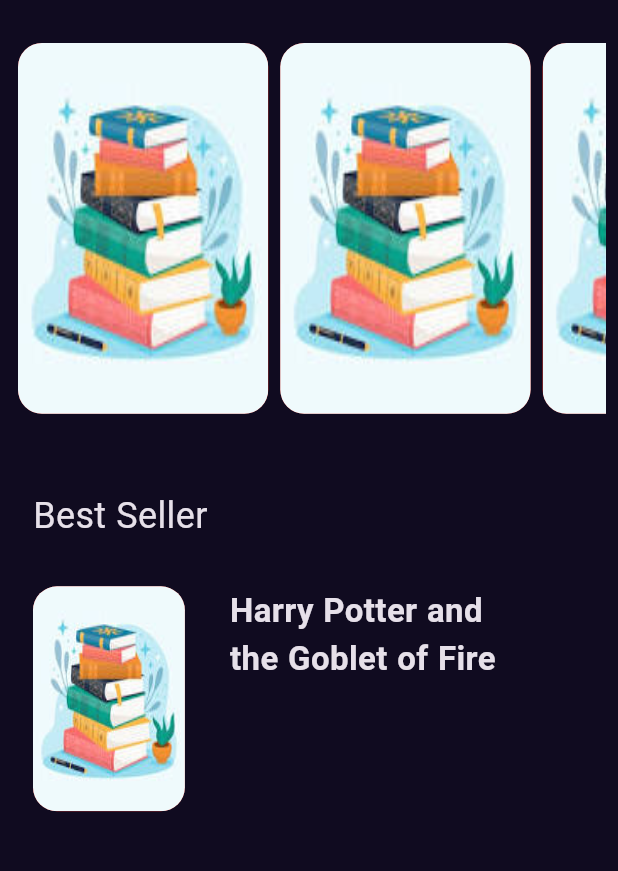
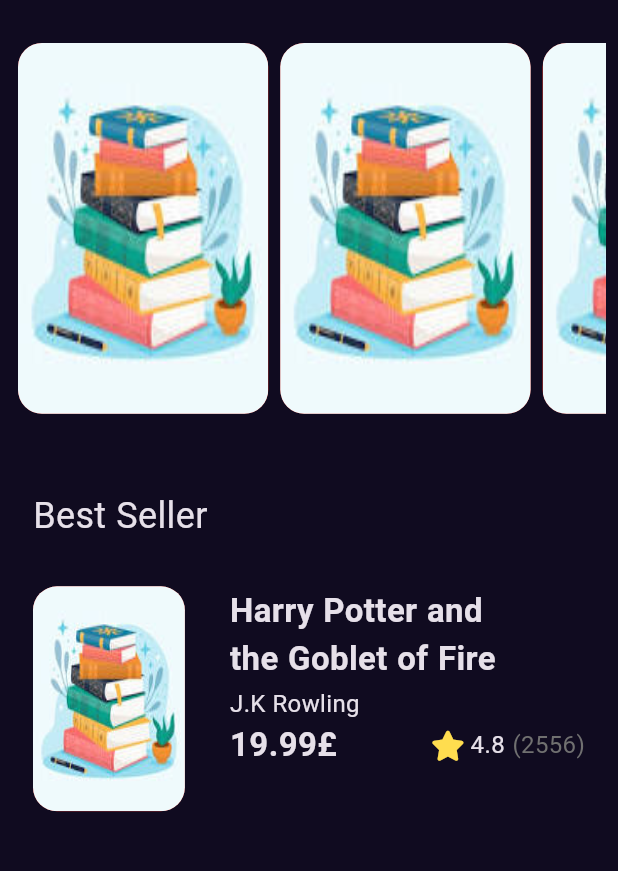
Before and after one commit to HamzaLahmedi/Bookly_app_mvvm_bloc, a Flutter app: the screen it shows after launch, on a phone screen of 412 x 824 dp, the part 128-999 px from its top. Run offline on Flutter 3.47's test engine with Material 3 defaults, Android fonts, the phone set to English and light mode, and no system bars; our stand-ins replace font_awesome_flutter, get, google_fonts.

Commit message:
Best seller item ui done

```diff
--- a/bookly_app/lib/features/home/presentation/views/widgets/best_seller_list_view_item.dart
+++ b/bookly_app/lib/features/home/presentation/views/widgets/best_seller_list_view_item.dart
@@ -1,6 +1,9 @@
 import 'package:bookly_app/core/utils/assets.dart';
 import 'package:bookly_app/core/utils/styles.dart';
+import 'package:bookly_app/features/home/presentation/views/widgets/rating_book_seller_item.dart';
+import 'package:flutter/cupertino.dart';
 import 'package:flutter/material.dart';
+import 'package:flutter/widgets.dart';
 
 class BestSellerListViewItem extends StatelessWidget {
   const BestSellerListViewItem({super.key});
@@ -32,7 +35,9 @@ class BestSellerListViewItem extends StatelessWidget {
             const SizedBox(
               width: 30,
             ),
-            Column(
+            Expanded(
+              child: Column(
+                crossAxisAlignment: CrossAxisAlignment.start,
                 children: [
                   SizedBox(
                     width: MediaQuery.of(context).size.width * .5,
@@ -43,8 +48,23 @@ class BestSellerListViewItem extends StatelessWidget {
                       overflow: TextOverflow.ellipsis,
                     ),
                   ),
+                  const SizedBox(
+                    height: 3,
+                  ),
+                  Text(
+                    'J.K Rowling',
+                    style: Styles.textStyle16,
+                  ),
+                  Row(
+                    children: [
+                      Text('19.99£', style: Styles.textStyle22),
+                      const Spacer(),
+                      const RatingBookSellerItem()
                     ],
                   )
+                ],
+              ),
+            ),
           ],
         ),
       ),
--- /dev/null
+++ b/bookly_app/lib/features/home/presentation/views/widgets/rating_book_seller_item.dart
@@ -0,0 +1,36 @@
+import 'package:bookly_app/core/utils/styles.dart';
+import 'package:flutter/material.dart';
+import 'package:font_awesome_flutter/font_awesome_flutter.dart';
+
+class RatingBookSellerItem extends StatelessWidget {
+  const RatingBookSellerItem({super.key});
+
+  @override
+  Widget build(BuildContext context) {
+    return Row(
+      children: [
+        const Icon(
+          FontAwesomeIcons.solidStar,
+          color: Color(0xffFFDD4F),
+          size: 20,
+        ),
+        const SizedBox(
+          width: 6.3,
+        ),
+        Text(
+          '4.8',
+          style: Styles.textStyle16,
+        ),
+        const SizedBox(
+          width: 5,
+        ),
+        Text(
+          '(2556)',
+          style: Styles.textStyle16.copyWith(
+            color:const Color(0xff707070),
+          ),
+        ),
+      ],
+    );
+  }
+}
```
Lines whose indentation alone changed are shown as unchanged.
